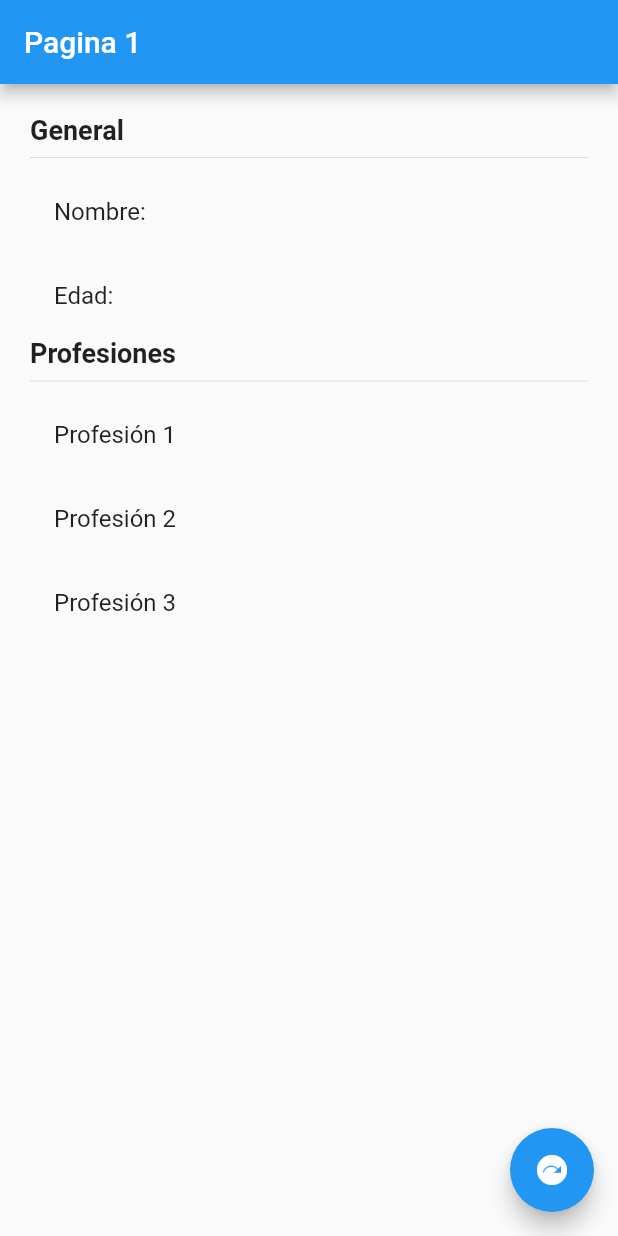
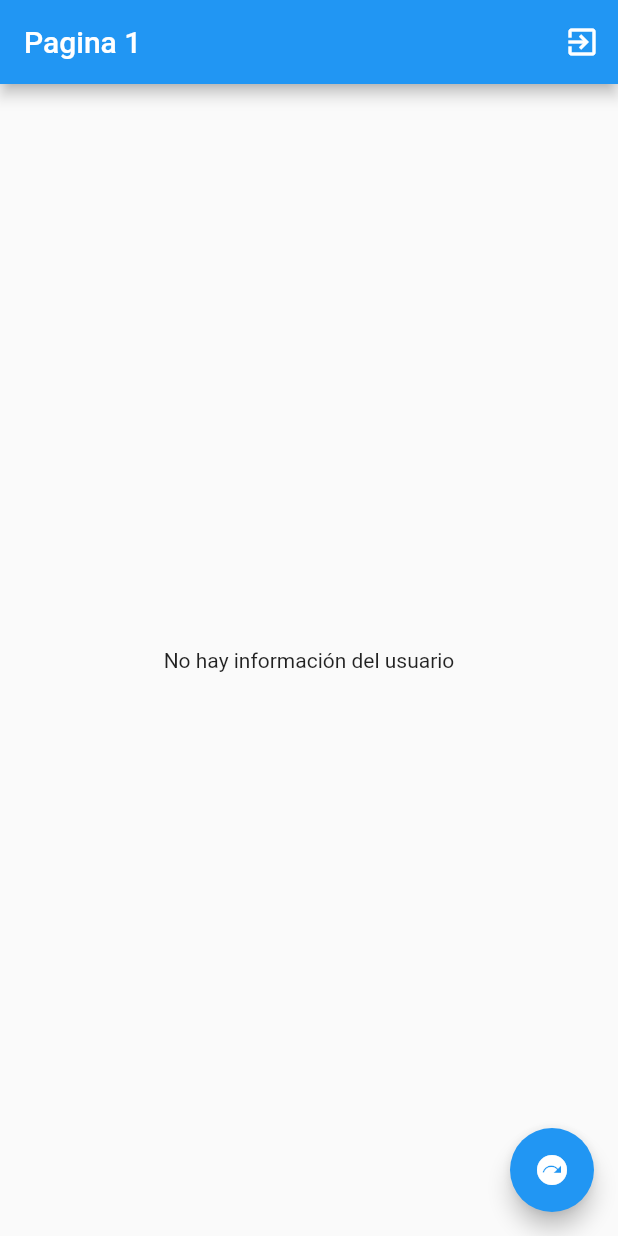
Before and after one commit to emiherber/estados_app, a Flutter app: the screen it shows after launch, on a phone screen of 412 x 824 dp. Run offline on Flutter 3.47's test engine with Material 2 defaults, Android fonts, the phone set to English and light mode, and no system bars; our stand-ins replace flutter_bloc.

Commit message:
final ejecicio cubit

```diff
--- /dev/null
+++ b/lib/bloc/usuario/usuario_cubit.dart
@@ -0,0 +1,38 @@
+import 'package:estados_app/models/usuario.dart';
+import 'package:flutter_bloc/flutter_bloc.dart';
+// ignore: depend_on_referenced_packages
+import 'package:meta/meta.dart';
+
+part 'usuario_state.dart';
+
+class UsuarioCubit extends Cubit<UsuarioState> {
+  UsuarioCubit() : super(UsuarioInitial());
+
+  void seleccionarUsuario(Usuario user) {
+    emit(UsuarioActivo(user));
+  }
+
+  void cambiarEdad(int edad) {
+    final currentState = state;
+
+    if (currentState is UsuarioActivo) {
+      final newUser = currentState.usuario.copyWith(edad: edad);
+      emit(UsuarioActivo(newUser));
+    }
+  }
+
+  void agregarProfesion() {
+    final currentState = state;
+
+    if (currentState is UsuarioActivo) {
+      final int ultimaPosicion = currentState.usuario.profesiones == null ? 0 : currentState.usuario.profesiones!.length;
+      final newProfesiones = [...?currentState.usuario.profesiones, 'Profesiones ${ultimaPosicion + 1}'];
+      final newUser = currentState.usuario.copyWith(profesiones: newProfesiones);
+      emit(UsuarioActivo(newUser));
+    }
+  }
+
+  void borrarUsuario() {
+    emit(UsuarioInitial());
+  }
+}
--- /dev/null
+++ b/lib/bloc/usuario/usuario_state.dart
@@ -0,0 +1,15 @@
+part of 'usuario_cubit.dart';
+
+@immutable
+abstract class UsuarioState {}
+
+class UsuarioInitial extends UsuarioState {
+  final existeUsuario = false;
+}
+
+class UsuarioActivo extends UsuarioState {
+  final existeUsuario = true;
+  final Usuario usuario;
+
+  UsuarioActivo(this.usuario);
+}
--- a/lib/main.dart
+++ b/lib/main.dart
@@ -1,6 +1,8 @@
+import 'package:estados_app/bloc/usuario/usuario_cubit.dart';
 import 'package:estados_app/pages/pagina1_page.dart';
 import 'package:estados_app/pages/pagina2_page.dart';
 import 'package:flutter/material.dart';
+import 'package:flutter_bloc/flutter_bloc.dart';
 
 void main() => runApp(const MyApp());
 
@@ -9,13 +11,13 @@ class MyApp extends StatelessWidget {
 
   @override
   Widget build(BuildContext context) {
-    return MaterialApp(
-      title: 'Material App',
-      initialRoute: 'pagina1',
-      routes: {
-        'pagina1': (_) => const Pagina1Page(),
-        'pagina2': (_) => const Pagina2Page()
-      },
+    return MultiBlocProvider(
+      providers: [BlocProvider(create: (_) => UsuarioCubit())],
+      child: MaterialApp(
+        title: 'Material App',
+        initialRoute: 'pagina1',
+        routes: {'pagina1': (_) => const Pagina1Page(), 'pagina2': (_) => const Pagina2Page()},
+      ),
     );
   }
 }
--- a/lib/models/usuario.dart
+++ b/lib/models/usuario.dart
@@ -4,4 +4,10 @@ class Usuario {
   List<String>? profesiones;
 
   Usuario({required this.nombre, required this.edad, this.profesiones});
+
+  Usuario copyWith({String? nombre, int? edad, List<String>? profesiones}) => Usuario(
+        nombre: nombre ?? this.nombre,
+        edad: edad ?? this.edad,
+        profesiones: profesiones ?? this.profesiones,
+      );
 }
--- a/lib/pages/pagina1_page.dart
+++ b/lib/pages/pagina1_page.dart
@@ -1,4 +1,7 @@
+import 'package:estados_app/bloc/usuario/usuario_cubit.dart';
+import 'package:estados_app/models/usuario.dart';
 import 'package:flutter/material.dart';
+import 'package:flutter_bloc/flutter_bloc.dart';
 
 class Pagina1Page extends StatelessWidget {
   const Pagina1Page({super.key});
@@ -8,8 +11,15 @@ class Pagina1Page extends StatelessWidget {
     return Scaffold(
       appBar: AppBar(
         title: const Text('Pagina 1'),
+        actions: [
+          IconButton(
+              onPressed: () {
+                context.read<UsuarioCubit>().borrarUsuario();
+              },
+              icon: const Icon(Icons.exit_to_app))
+        ],
       ),
-      body: const _InformacionUsuario(),
+      body: const _BodyScaffold(),
       floatingActionButton: FloatingActionButton(
         child: const Icon(Icons.next_plan_sharp),
         onPressed: () => Navigator.pushNamed(context, 'pagina2'),
@@ -18,8 +28,29 @@ class Pagina1Page extends StatelessWidget {
   }
 }
 
+class _BodyScaffold extends StatelessWidget {
+  const _BodyScaffold({Key? key}) : super(key: key);
+
+  @override
+  Widget build(BuildContext context) {
+    return BlocBuilder<UsuarioCubit, UsuarioState>(builder: (_, state) {
+      switch (state.runtimeType) {
+        case UsuarioInitial:
+          return const Center(child: Text('No hay información del usuario'));
+        case UsuarioActivo:
+          return _InformacionUsuario(usuario: (state as UsuarioActivo).usuario);
+        default:
+          return const Center(child: Text('Estado no reconocido '));
+      }
+    });
+  }
+}
+
 class _InformacionUsuario extends StatelessWidget {
+  final Usuario usuario;
+
   const _InformacionUsuario({
+    required this.usuario,
     Key? key,
   }) : super(key: key);
 
@@ -29,33 +60,28 @@ class _InformacionUsuario extends StatelessWidget {
       height: double.infinity,
       width: double.infinity,
       padding: const EdgeInsets.all(20),
-      child:
-          Column(crossAxisAlignment: CrossAxisAlignment.start, children: const [
-        Text(
+      child: Column(crossAxisAlignment: CrossAxisAlignment.start, children: [
+        const Text(
           'General',
           style: TextStyle(fontSize: 18, fontWeight: FontWeight.bold),
         ),
-        Divider(),
+        const Divider(),
         ListTile(
-          title: Text('Nombre: '),
+          title: Text('Nombre: ${usuario.nombre}'),
         ),
         ListTile(
-          title: Text('Edad: '),
+          title: Text('Edad: ${usuario.edad}'),
         ),
-        Text(
+        const Text(
           'Profesiones',
           style: TextStyle(fontSize: 18, fontWeight: FontWeight.bold),
         ),
-        Divider(),
-        ListTile(
-          title: Text('Profesión 1'),
-        ),
-        ListTile(
-          title: Text('Profesión 2'),
-        ),
-        ListTile(
-          title: Text('Profesión 3'),
-        ),
+        const Divider(),
+        ...?usuario.profesiones
+            ?.map((e) => ListTile(
+                  title: Text(e),
+                ))
+            .toList()
       ]),
     );
   }
--- a/pubspec.yaml
+++ b/pubspec.yaml
@@ -36,6 +36,7 @@ dependencies:
   # The following adds the Cupertino Icons font to your application.
   # Use with the CupertinoIcons class for iOS style icons.
   cupertino_icons: ^1.0.2
+  flutter_bloc: ^8.1.2
 
 dev_dependencies:
   flutter_test:
```
Also changed, not shown: lib/pages/pagina2_page.dart (+14 -3 lines), pubspec.lock.
